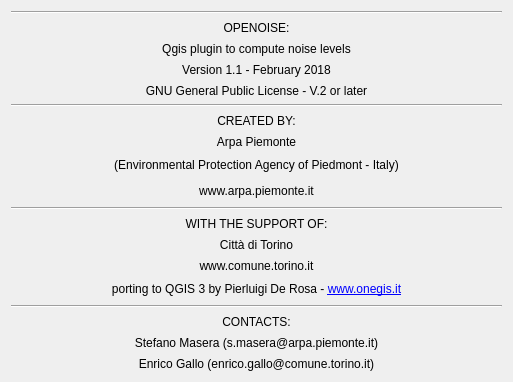
This is tools/ui_Credits.ui in Arpapiemonte/openoise-map as Qt 5 draws it before an edit. The edited form follows.
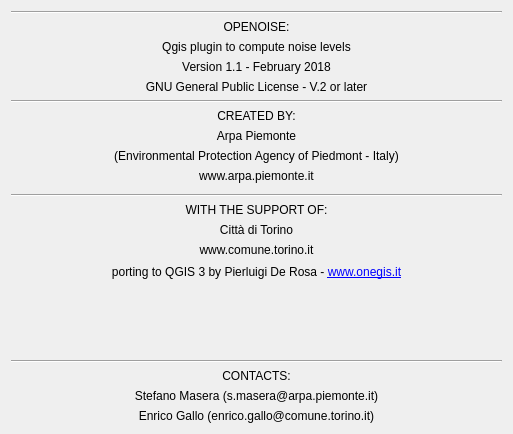
This is the edited form.

Commit message: translation complete and changed icon for credits

Patch:
```diff
--- a/tools/ui_Credits.ui
+++ b/tools/ui_Credits.ui
@@ -7,7 +7,7 @@
     <x>0</x>
     <y>0</y>
     <width>513</width>
-    <height>382</height>
+    <height>434</height>
    </rect>
   </property>
   <property name="sizePolicy">
@@ -211,8 +211,8 @@
      </property>
      <property name="sizeHint" stdset="0">
       <size>
-       <width>20</width>
-       <height>1</height>
+       <width>0</width>
+       <height>5</height>
       </size>
      </property>
     </spacer>
@@ -301,7 +301,7 @@
      <property name="sizeHint" stdset="0">
       <size>
        <width>20</width>
-       <height>0</height>
+       <height>2</height>
       </size>
      </property>
     </spacer>
@@ -319,6 +319,19 @@
      </property>
     </widget>
    </item>
+   <item>
+    <spacer name="verticalSpacer">
+     <property name="orientation">
+      <enum>Qt::Vertical</enum>
+     </property>
+     <property name="sizeHint" stdset="0">
+      <size>
+       <width>0</width>
+       <height>5</height>
+      </size>
+     </property>
+    </spacer>
+   </item>
    <item>
     <widget class="Line" name="line_3">
      <property name="maximumSize">
```
The commit also changes 9 other files.
